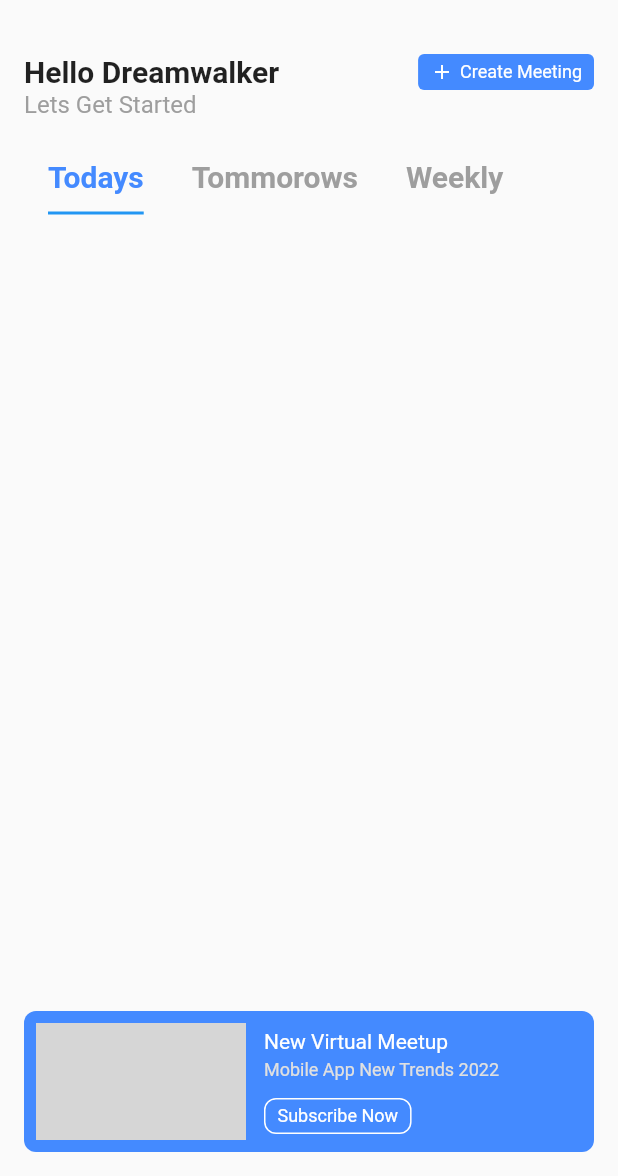
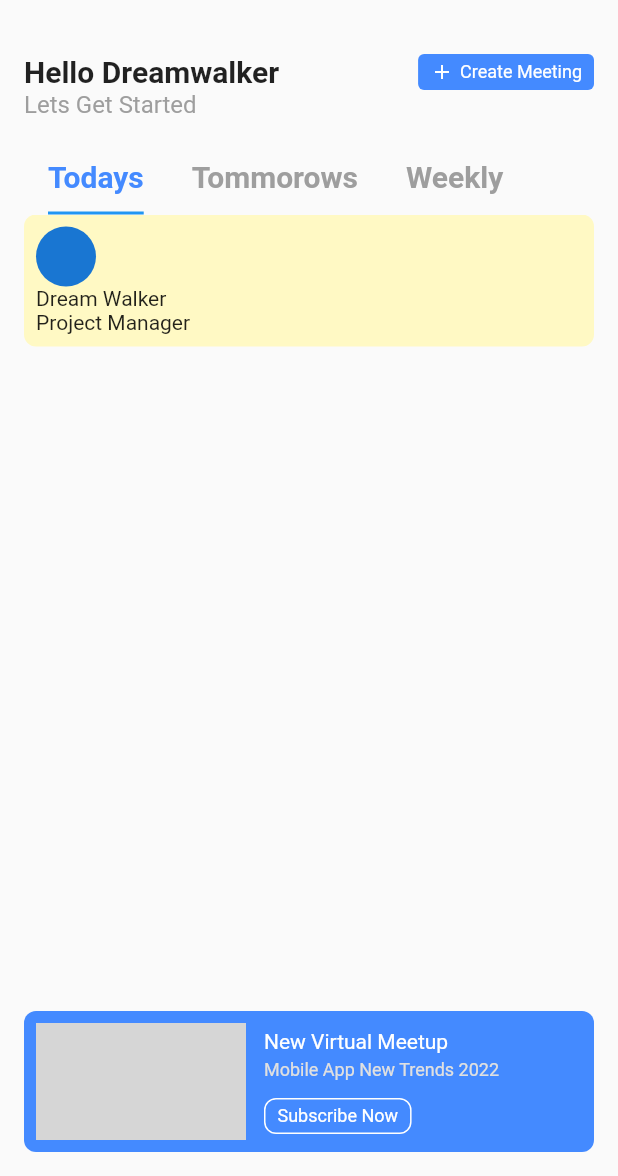
Before and after one commit to JAICHANGPARK/flutter_notebook_19th_story, a Flutter app: the screen it shows after launch, on a phone screen of 412 x 824 dp, the part 60-1236 px from its top. Run offline on Flutter 3.47's test engine with Material 2 defaults, Android fonts, the phone set to English and light mode, and no system bars; our stand-ins replace bubble_tab_indicator, cached_network_image, countup, fl_chart, flutter_riverpod, freezed_annotation and 2 more; network calls fail; grey boxes are pictures that could not be loaded.

Commit message:
Update meeting_todays_widget.dart

```diff
--- a/lib/ep1139_office_meeting_app/src/ui/meeting_todays_widget.dart
+++ b/lib/ep1139_office_meeting_app/src/ui/meeting_todays_widget.dart
@@ -14,7 +14,28 @@ class _MeetingTodaysWidgetState extends State<MeetingTodaysWidget> {
   Widget build(BuildContext context) {
     return ListView(
       children: [
+        Container(
+          decoration: BoxDecoration(
+            color: Colors.yellow[100],
+            borderRadius: BorderRadius.circular(8)
+          ),
+          padding: EdgeInsets.all(8),
+          child: Column(
+            crossAxisAlignment: CrossAxisAlignment.start,
+            children: [
+              CircleAvatar(
 
+              ),
+              Column(
+                crossAxisAlignment: CrossAxisAlignment.start,
+                children: [
+                  Text("Dream Walker"),
+                  Text("Project Manager")
+                ],
+              )
+            ],
+          ),
+        )
 
       ],
     );
```
